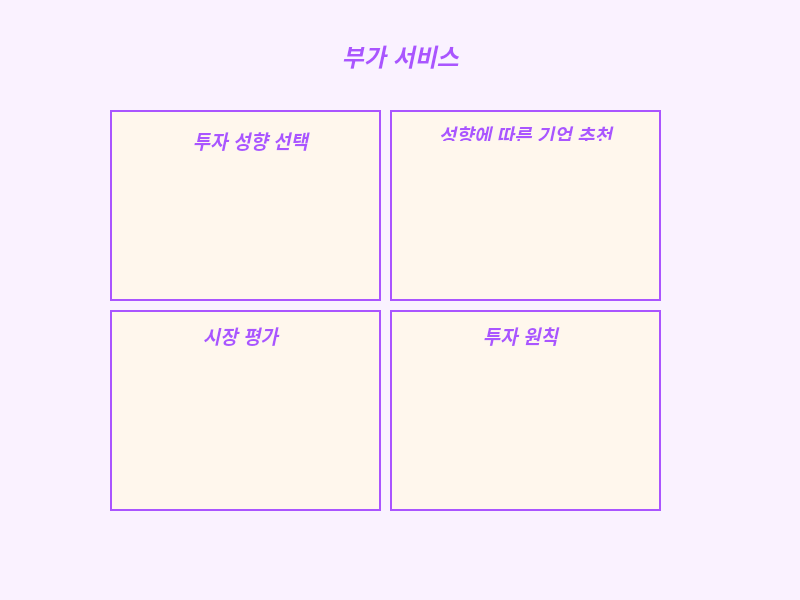
Above: gui/ui/main_service.ui from daejlee/Noodle_Company before the change. Below: the same form after it.
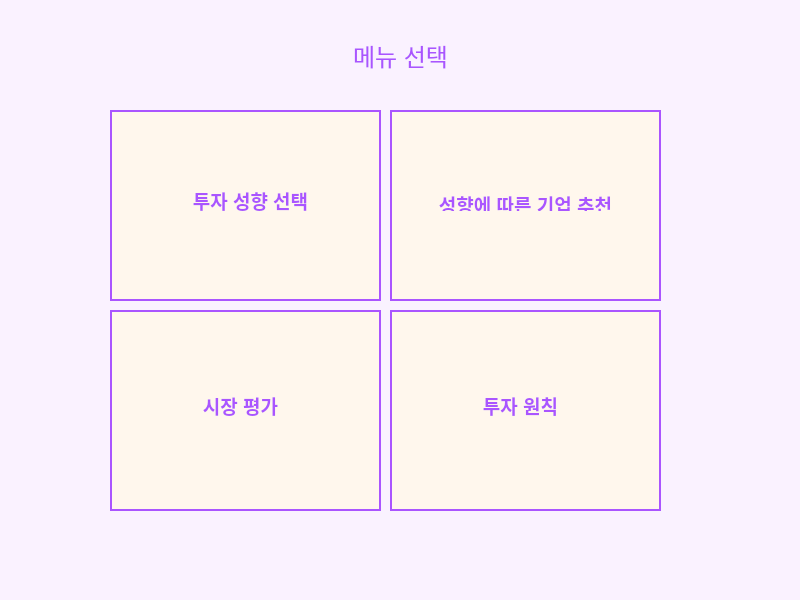
That is the form after the change.

Patch:
```diff
--- a/gui/ui/main_service.ui
+++ b/gui/ui/main_service.ui
@@ -37,7 +37,7 @@
 </string>
     </property>
     <property name="text">
-     <string>&lt;html&gt;&lt;head/&gt;&lt;body&gt;&lt;p align=&quot;center&quot;&gt;&lt;span style=&quot; font-size:18pt; font-weight:600; font-style:italic; color:#aa55ff;&quot;&gt;부가 서비스&lt;/span&gt;&lt;/p&gt;&lt;/body&gt;&lt;/html&gt;</string>
+     <string>&lt;html&gt;&lt;head/&gt;&lt;body&gt;&lt;p align=&quot;center&quot;&gt;&lt;span style=&quot; font-size:18pt; color:#aa55ff;&quot;&gt;메뉴 선택&lt;/span&gt;&lt;/p&gt;&lt;/body&gt;&lt;/html&gt;</string>
     </property>
    </widget>
    <widget class="QPushButton" name="pushButton">
@@ -112,7 +112,7 @@
     <property name="geometry">
      <rect>
       <x>160</x>
-      <y>120</y>
+      <y>180</y>
       <width>181</width>
       <height>41</height>
      </rect>
@@ -123,14 +123,14 @@
 border: none;</string>
     </property>
     <property name="text">
-     <string>&lt;html&gt;&lt;head/&gt;&lt;body&gt;&lt;p align=&quot;center&quot;&gt;&lt;span style=&quot; font-size:14pt; font-weight:600; font-style:italic; color:#aa55ff;&quot;&gt;투자 성향 선택&lt;/span&gt;&lt;/p&gt;&lt;/body&gt;&lt;/html&gt;</string>
+     <string>&lt;html&gt;&lt;head/&gt;&lt;body&gt;&lt;p align=&quot;center&quot;&gt;&lt;span style=&quot; font-size:14pt; font-weight:600; color:#aa55ff;&quot;&gt;투자 성향 선택&lt;/span&gt;&lt;/p&gt;&lt;/body&gt;&lt;/html&gt;</string>
     </property>
    </widget>
    <widget class="QLabel" name="label_3">
     <property name="geometry">
      <rect>
       <x>400</x>
-      <y>120</y>
+      <y>190</y>
       <width>251</width>
       <height>21</height>
      </rect>
@@ -141,7 +141,7 @@
 border: none;</string>
     </property>
     <property name="text">
-     <string>&lt;html&gt;&lt;head/&gt;&lt;body&gt;&lt;p align=&quot;center&quot;&gt;&lt;span style=&quot; font-size:14pt; font-weight:600; font-style:italic; color:#aa55ff;&quot;&gt;성향에 따른 기업 추천&lt;/span&gt;&lt;/p&gt;&lt;/body&gt;&lt;/html&gt;</string>
+     <string>&lt;html&gt;&lt;head/&gt;&lt;body&gt;&lt;p align=&quot;center&quot;&gt;&lt;span style=&quot; font-size:14pt; font-weight:600; color:#aa55ff;&quot;&gt;성향에 따른 기업 추천&lt;/span&gt;&lt;/p&gt;&lt;/body&gt;&lt;/html&gt;</string>
     </property>
    </widget>
    <widget class="QPushButton" name="pushButton_3">
@@ -177,7 +177,7 @@
     <property name="geometry">
      <rect>
       <x>180</x>
-      <y>320</y>
+      <y>390</y>
       <width>121</width>
       <height>31</height>
      </rect>
@@ -188,7 +188,7 @@
 border: none;</string>
     </property>
     <property name="text">
-     <string>&lt;html&gt;&lt;head/&gt;&lt;body&gt;&lt;p align=&quot;center&quot;&gt;&lt;span style=&quot; font-size:14pt; font-weight:600; font-style:italic; color:#aa55ff;&quot;&gt;시장 평가&lt;/span&gt;&lt;/p&gt;&lt;/body&gt;&lt;/html&gt;</string>
+     <string>&lt;html&gt;&lt;head/&gt;&lt;body&gt;&lt;p align=&quot;center&quot;&gt;&lt;span style=&quot; font-size:14pt; font-weight:600; color:#aa55ff;&quot;&gt;시장 평가&lt;/span&gt;&lt;/p&gt;&lt;/body&gt;&lt;/html&gt;</string>
     </property>
    </widget>
    <widget class="QPushButton" name="pushButton_4">
@@ -242,7 +242,7 @@
     <property name="geometry">
      <rect>
       <x>460</x>
-      <y>320</y>
+      <y>390</y>
       <width>121</width>
       <height>31</height>
      </rect>
@@ -253,7 +253,7 @@
 border: none;</string>
     </property>
     <property name="text">
-     <string>&lt;html&gt;&lt;head/&gt;&lt;body&gt;&lt;p align=&quot;center&quot;&gt;&lt;span style=&quot; font-size:14pt; font-weight:600; font-style:italic; color:#aa55ff;&quot;&gt;투자 원칙&lt;/span&gt;&lt;/p&gt;&lt;/body&gt;&lt;/html&gt;</string>
+     <string>&lt;html&gt;&lt;head/&gt;&lt;body&gt;&lt;p align=&quot;center&quot;&gt;&lt;span style=&quot; font-size:14pt; font-weight:600; color:#aa55ff;&quot;&gt;투자 원칙&lt;/span&gt;&lt;/p&gt;&lt;/body&gt;&lt;/html&gt;</string>
     </property>
    </widget>
    <zorder>pushButton</zorder>
```
Left out of the diff: 2 changed lines with no effect on the pictures.
